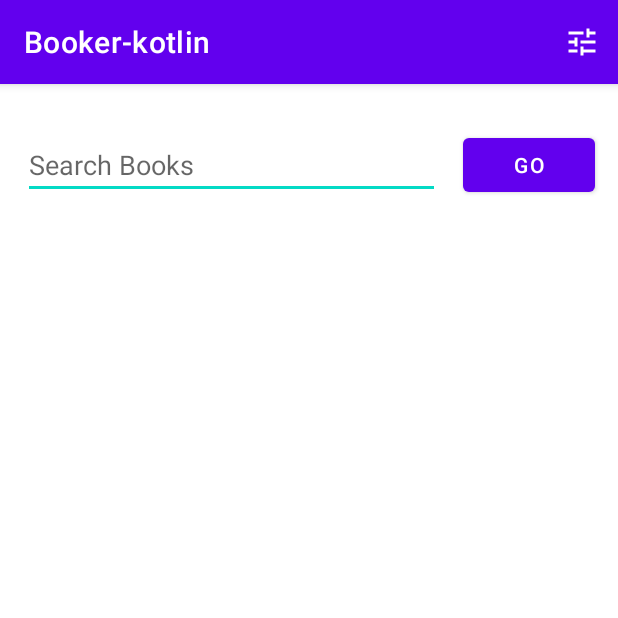
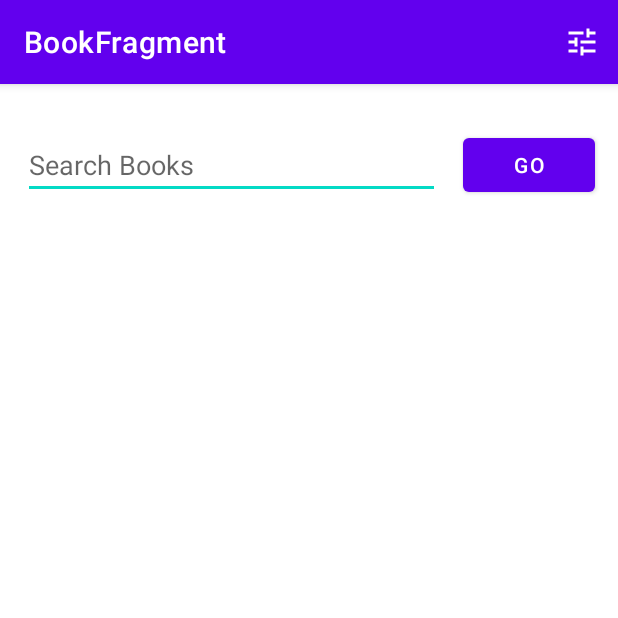
Before and after one commit to dhruvmendiratta6/Android-Projects, an Android app: the screen it shows after launch (MainActivity), on a phone screen of 412 x 824 dp, the top half of it. Run offline under Robolectric (Android 15) with nearby library versions, the phone set to English and light mode, and no system bars; our stand-ins replace Room's generated code, navigation-ui.

Commit message:
Added fragments and navigation component

```diff
--- a/Bookerkotlin/app/src/main/AndroidManifest.xml
+++ b/Bookerkotlin/app/src/main/AndroidManifest.xml
@@ -14,15 +14,14 @@
         android:theme="@style/Theme.Bookerkotlin" >
         <activity android:name=".SettingsActivity"
             android:parentActivityName=".MainActivity">
-
             <meta-data
                 android:name=".MainActivity"
                 android:value="com.example.Bookerkotlin.MainActivity" />
         </activity>
-        <activity android:name=".MainActivity" >
+        <activity android:name=".MainActivity"
+            android:launchMode="singleTop">
             <intent-filter>
                 <action android:name="android.intent.action.MAIN" />
-
                 <category android:name="android.intent.category.LAUNCHER" />
             </intent-filter>
         </activity>
--- /dev/null
+++ b/Bookerkotlin/app/src/main/java/com/example/booker_kotlin/BookFragment.kt
@@ -0,0 +1,169 @@
+package com.example.booker_kotlin
+
+import android.content.SharedPreferences
+import android.net.ConnectivityManager
+import android.net.NetworkInfo
+import android.os.Bundle
+import android.preference.PreferenceManager
+import android.util.Log
+import android.view.*
+import androidx.fragment.app.Fragment
+import android.widget.*
+import androidx.appcompat.app.AppCompatActivity
+import androidx.lifecycle.ViewModelProvider
+import androidx.navigation.findNavController
+import com.example.booker_kotlin.Database.BookDatabase
+import com.example.booker_kotlin.Database.BookDatabaseDao
+import com.example.booker_kotlin.Database.BookEntity
+import com.example.booker_kotlin.ViewModel.BookViewModel
+import com.example.booker_kotlin.ViewModel.BookViewModelFactory
+import okhttp3.HttpUrl
+
+class BookFragment : Fragment() {
+
+    private lateinit var bookListView: ListView
+    private lateinit var viewModel: BookViewModel
+    private lateinit var loadingIndicator: ProgressBar
+    private lateinit var noBooksText: TextView
+
+    override fun onCreateView(
+        inflater: LayoutInflater, container: ViewGroup?,
+        savedInstanceState: Bundle?
+    ): View? {
+
+        val view: View = inflater.inflate(R.layout.fragment_book, container, false)
+        // Inflate the layout for this fragment
+
+        val application = requireNotNull(activity).application
+
+        val bookDatabaseDao: BookDatabaseDao = BookDatabase.getInstance(application).bookDatabaseDao
+
+        val bookViewModelFactory = BookViewModelFactory(bookDatabaseDao, application)
+
+        viewModel = ViewModelProvider(this, bookViewModelFactory).get(BookViewModel::class.java)
+
+
+        viewModel.bookList.observe(viewLifecycleOwner){ bookList ->
+            setAdapter(bookList)
+//            Log.d("MainAct", "BookList is: $bookList")
+            Log.d("MainActivity", "Books from MainActivity: $bookList")
+
+        }
+
+//        viewModel.testFunc()
+
+        bookListView = view.findViewById(R.id.list) as ListView
+        val editText: EditText = view.findViewById(R.id.edit_text) as EditText
+        val goButton: Button = view.findViewById(R.id.go_button) as Button
+        loadingIndicator = view.findViewById(R.id.progress_loader) as ProgressBar
+        noBooksText = view.findViewById(R.id.no_books_text_view) as TextView
+
+        goButton.setOnClickListener(object : View.OnClickListener {
+            override fun onClick(v: View?) {
+                val name = editText.text.toString()
+                if (!name.isEmpty()) {
+                    loadingIndicator.visibility = View.VISIBLE
+                    bookListView.visibility = View.GONE
+                    noBooksText.visibility = View.GONE
+                    val isConnected = checkConnection()
+//                val stringUrl =
+//                    "https://www.googleapis.com/books/v1/volumes?q=inauthor:stephen%20hawking&maxResults=20"
+
+                    if (isConnected) {
+                        getUrl(name)
+//                    viewModel.getBooks("https://www.googleapis.com/books/v1/volumes?q=inauthor:stephen%20hawking&maxResults=20")
+                    } else {
+                        Toast.makeText(
+                            context,
+                            "Not Connected to Internet",
+                            Toast.LENGTH_LONG
+                        ).show()
+                    }
+                }
+            }
+        })
+
+        bookListView.setOnItemClickListener { parent, viewClicked, position, id ->
+            val selectedBookEntity: BookEntity = parent.getItemAtPosition(position) as BookEntity
+            Log.e("BooksFrag", "item clicked: $selectedBookEntity")
+            var title: String? = selectedBookEntity.title
+            val authors = selectedBookEntity.authors
+            val rating = selectedBookEntity.rating.toFloat()
+            val imgLink = selectedBookEntity.thumbnailImage
+//            Navigation.createNavigateOnClickListener(R.id.action_bookFragment2_to_bookDetailsFragment2)
+            view.findNavController().navigate(BookFragmentDirections
+                .actionBookFragment2ToBookDetailsFragment2(
+                    titleText = title,
+                    authorsText = authors,
+                    rating = rating,
+                    thumbnailImg = imgLink
+                )
+            )
+        }
+
+        return view
+    }
+
+    fun setAdapter(books: List<BookEntity>?) {
+        if (books == null){
+            loadingIndicator.visibility = View.GONE
+            noBooksText.visibility = View.VISIBLE
+            bookListView.visibility = View.GONE
+            return
+        }
+        val adapter1 = BookAdapter(context, 0, books)
+        val bookView = view?.findViewById<ListView>(R.id.list)
+        bookView?.adapter = adapter1
+        loadingIndicator.visibility = View.GONE
+        bookListView.visibility = View.VISIBLE
+
+    }
+
+    fun getUrl(name:String) {
+
+        val sharedPrefs: SharedPreferences =
+            PreferenceManager.getDefaultSharedPreferences(
+                context
+            )
+        val searchPref: String? = sharedPrefs.getString(
+            getString(R.string.list_pref_key),
+            getString(R.string.author_pref)
+        )
+        val httpUrlBuilder: HttpUrl.Builder = HttpUrl.Builder()
+            .scheme("https")
+            .host("www.googleapis.com")
+            .addPathSegment("books")
+            .addPathSegment("v1")
+            .addPathSegment("volumes")
+
+        when (searchPref) {
+            getString(R.string.author_pref) -> httpUrlBuilder.addEncodedQueryParameter(
+                "q",
+                "inauthor:" + name
+            )
+            getString(R.string.title_pref) -> httpUrlBuilder.addEncodedQueryParameter(
+                "q",
+                "intitle:" + name
+            )
+        }
+        val httpUrl: HttpUrl = httpUrlBuilder.build()
+
+        val stringUrl = httpUrl.toString()
+//                Log.d("MainActivity", "stringUrl = $stringUrl")
+
+        viewModel.getBooks(stringUrl)
+    }
+
+    fun checkConnection():Boolean{
+        var connected = false
+        val connectivityManager =
+            context?.getSystemService(AppCompatActivity.CONNECTIVITY_SERVICE) as ConnectivityManager
+        if (connectivityManager.getNetworkInfo(ConnectivityManager.TYPE_MOBILE)?.getState() == NetworkInfo.State.CONNECTED ||
+            connectivityManager.getNetworkInfo(ConnectivityManager.TYPE_WIFI)?.getState() == NetworkInfo.State.CONNECTED) {
+            //we are connected to a network
+            connected = true
+        }
+        return connected
+    }
+
+}
--- a/Bookerkotlin/app/src/main/java/com/example/booker_kotlin/MainActivity.kt
+++ b/Bookerkotlin/app/src/main/java/com/example/booker_kotlin/MainActivity.kt
@@ -14,6 +14,8 @@ import android.widget.*
 import androidx.appcompat.app.AppCompatActivity
 import okhttp3.HttpUrl
 import androidx.lifecycle.ViewModelProvider
+import androidx.navigation.findNavController
+import androidx.navigation.ui.NavigationUI
 import com.example.booker_kotlin.ViewModel.BookViewModel
 import com.example.booker_kotlin.ViewModel.BookViewModelFactory
 import com.example.booker_kotlin.Database.BookDatabase
@@ -21,80 +23,91 @@ import com.example.booker_kotlin.Database.BookDatabaseDao
 import com.example.booker_kotlin.Database.BookEntity
 
 class MainActivity : AppCompatActivity() {
-    private lateinit var bookListView: ListView
-    private lateinit var viewModel: BookViewModel
-    private lateinit var loadingIndicator: ProgressBar
-    private lateinit var noBooksText: TextView
+//    private lateinit var bookListView: ListView
+//    private lateinit var viewModel: BookViewModel
+//    private lateinit var loadingIndicator: ProgressBar
+//    private lateinit var noBooksText: TextView
 
     override fun onCreate(savedInstanceState: Bundle?) {
         super.onCreate(savedInstanceState)
         setContentView(R.layout.activity_main)
 
-        val application = requireNotNull(this).application
+        val navController = this.findNavController(R.id.bookFragment)
 
-        val bookDatabaseDao: BookDatabaseDao = BookDatabase.getInstance(application).bookDatabaseDao
-
-        val bookViewModelFactory = BookViewModelFactory(bookDatabaseDao, application)
-
-        viewModel = ViewModelProvider(this, bookViewModelFactory).get(BookViewModel::class.java)
+        NavigationUI.setupActionBarWithNavController(this, navController)
 
 
-        viewModel.bookList.observe(this){ bookList ->
-            setAdapter(bookList)
-//            Log.d("MainAct", "BookList is: $bookList")
-            Log.d("MainActivity", "Books from MainActivity: $bookList")
-
-        }
-
-//        viewModel.testFunc()
-
-
-        bookListView = findViewById(R.id.list) as ListView
-        val editText: EditText = findViewById(R.id.edit_text) as EditText
-        val goButton: Button = findViewById(R.id.go_button) as Button
-        loadingIndicator = findViewById(R.id.progress_loader) as ProgressBar
-        noBooksText = findViewById(R.id.no_books_text_view) as TextView
-
-        goButton.setOnClickListener(object : View.OnClickListener {
-            override fun onClick(v: View?) {
-                val name = editText.text.toString()
-                if (!name.isEmpty()) {
-                    loadingIndicator.visibility = View.VISIBLE
-                    bookListView.visibility = View.GONE
-                    noBooksText.visibility = View.GONE
-                    val isConnected = checkConnection()
-//                val stringUrl =
-//                    "https://www.googleapis.com/books/v1/volumes?q=inauthor:stephen%20hawking&maxResults=20"
-
-                    if (isConnected) {
-                        getUrl(name)
-//                    viewModel.getBooks("https://www.googleapis.com/books/v1/volumes?q=inauthor:stephen%20hawking&maxResults=20")
-                    } else {
-                        Toast.makeText(
-                            this@MainActivity,
-                            "Not Connected to Internet",
-                            Toast.LENGTH_LONG
-                        ).show()
-                    }
-                }
-            }
-        })
+//
+//        val application = requireNotNull(this).application
+//
+//        val bookDatabaseDao: BookDatabaseDao = BookDatabase.getInstance(application).bookDatabaseDao
+//
+//        val bookViewModelFactory = BookViewModelFactory(bookDatabaseDao, application)
+//
+//        viewModel = ViewModelProvider(this, bookViewModelFactory).get(BookViewModel::class.java)
+//
+//
+//        viewModel.bookList.observe(this){ bookList ->
+//            setAdapter(bookList)
+////            Log.d("MainAct", "BookList is: $bookList")
+//            Log.d("MainActivity", "Books from MainActivity: $bookList")
+//
+//        }
+//
+////        viewModel.testFunc()
+//
+//
+//        bookListView = findViewById(R.id.list) as ListView
+//        val editText: EditText = findViewById(R.id.edit_text) as EditText
+//        val goButton: Button = findViewById(R.id.go_button) as Button
+//        loadingIndicator = findViewById(R.id.progress_loader) as ProgressBar
+//        noBooksText = findViewById(R.id.no_books_text_view) as TextView
+//
+//        goButton.setOnClickListener(object : View.OnClickListener {
+//            override fun onClick(v: View?) {
+//                val name = editText.text.toString()
+//                if (!name.isEmpty()) {
+//                    loadingIndicator.visibility = View.VISIBLE
+//                    bookListView.visibility = View.GONE
+//                    noBooksText.visibility = View.GONE
+//                    val isConnected = checkConnection()
+////                val stringUrl =
+////                    "https://www.googleapis.com/books/v1/volumes?q=inauthor:stephen%20hawking&maxResults=20"
+//
+//                    if (isConnected) {
+//                        getUrl(name)
+////                    viewModel.getBooks("https://www.googleapis.com/books/v1/volumes?q=inauthor:stephen%20hawking&maxResults=20")
+//                    } else {
+//                        Toast.makeText(
+//                            this@MainActivity,
+//                            "Not Connected to Internet",
+//                            Toast.LENGTH_LONG
+//                        ).show()
+//                    }
+//                }
+//            }
+//        })
     }
 
-    fun setAdapter(books: List<BookEntity>?) {
-        if (books == null){
-            loadingIndicator.visibility = View.GONE
-            noBooksText.visibility = View.VISIBLE
-            bookListView.visibility = View.GONE
-            return
-        }
-        val adapter1 = BookAdapter(this, 0, books)
-        val bookView = findViewById<ListView>(R.id.list)
-        bookView.adapter = adapter1
-        loadingIndicator.visibility = View.GONE
-        bookListView.visibility = View.VISIBLE
+    override fun onSupportNavigateUp(): Boolean {
+        val navController = this.findNavController(R.id.bookFragment)
+        return navController.navigateUp()
+    }
 
-    }
+//    fun setAdapter(books: List<BookEntity>?) {
+//        if (books == null){
+//            loadingIndicator.visibility = View.GONE
+//            noBooksText.visibility = View.VISIBLE
+//            bookListView.visibility = View.GONE
+//            return
+//        }
+//        val adapter1 = BookAdapter(this, 0, books)
+//        val bookView = findViewById<ListView>(R.id.list)
+//        bookView.adapter = adapter1
+//        loadingIndicator.visibility = View.GONE
+//        bookListView.visibility = View.VISIBLE
+//
+//    }
 
     override fun onCreateOptionsMenu(menu: Menu?): Boolean {
         menuInflater.inflate(R.menu.main_menu, menu)
@@ -110,55 +123,55 @@ class MainActivity : AppCompatActivity() {
         }
         return super.onOptionsItemSelected(item)
     }
-
-    fun checkConnection():Boolean{
-        var connected = false
-        val connectivityManager =
-            getSystemService(CONNECTIVITY_SERVICE) as ConnectivityManager
-        if (connectivityManager.getNetworkInfo(ConnectivityManager.TYPE_MOBILE)?.getState() == NetworkInfo.State.CONNECTED ||
-            connectivityManager.getNetworkInfo(ConnectivityManager.TYPE_WIFI)?.getState() == NetworkInfo.State.CONNECTED) {
-            //we are connected to a network
-            connected = true
-        }
-        else{
-            connected = false
-        }
-        return connected
-    }
-
-    fun getUrl(name:String) {
-
-        val sharedPrefs: SharedPreferences =
-            PreferenceManager.getDefaultSharedPreferences(
-                this@MainActivity
-            )
-        val searchPref: String? = sharedPrefs.getString(
-            getString(R.string.list_pref_key),
-            getString(R.string.author_pref)
-        )
-        val httpUrlBuilder: HttpUrl.Builder = HttpUrl.Builder()
-            .scheme("https")
-            .host("www.googleapis.com")
-            .addPathSegment("books")
-            .addPathSegment("v1")
-            .addPathSegment("volumes")
-
-        when (searchPref) {
-            getString(R.string.author_pref) -> httpUrlBuilder.addEncodedQueryParameter(
-                "q",
-                "inauthor:" + name
-            )
-            getString(R.string.title_pref) -> httpUrlBuilder.addEncodedQueryParameter(
-                "q",
-                "intitle:" + name
-            )
-        }
-        val httpUrl: HttpUrl = httpUrlBuilder.build()
-
-        val stringUrl = httpUrl.toString()
-//                Log.d("MainActivity", "stringUrl = $stringUrl")
-
-        viewModel.getBooks(stringUrl)
-    }
+//
+//    fun checkConnection():Boolean{
+//        var connected = false
+//        val connectivityManager =
+//            getSystemService(CONNECTIVITY_SERVICE) as ConnectivityManager
+//        if (connectivityManager.getNetworkInfo(ConnectivityManager.TYPE_MOBILE)?.getState() == NetworkInfo.State.CONNECTED ||
+//            connectivityManager.getNetworkInfo(ConnectivityManager.TYPE_WIFI)?.getState() == NetworkInfo.State.CONNECTED) {
+//            //we are connected to a network
+//            connected = true
+//        }
+//        else{
+//            connected = false
+//        }
+//        return connected
+//    }
+//
+//    fun getUrl(name:String) {
+//
+//        val sharedPrefs: SharedPreferences =
+//            PreferenceManager.getDefaultSharedPreferences(
+//                this@MainActivity
+//            )
+//        val searchPref: String? = sharedPrefs.getString(
+//            getString(R.string.list_pref_key),
+//            getString(R.string.author_pref)
+//        )
+//        val httpUrlBuilder: HttpUrl.Builder = HttpUrl.Builder()
+//            .scheme("https")
+//            .host("www.googleapis.com")
+//            .addPathSegment("books")
+//            .addPathSegment("v1")
+//            .addPathSegment("volumes")
+//
+//        when (searchPref) {
+//            getString(R.string.author_pref) -> httpUrlBuilder.addEncodedQueryParameter(
+//                "q",
+//                "inauthor:" + name
+//            )
+//            getString(R.string.title_pref) -> httpUrlBuilder.addEncodedQueryParameter(
+//                "q",
+//                "intitle:" + name
+//            )
+//        }
+//        val httpUrl: HttpUrl = httpUrlBuilder.build()
+//
+//        val stringUrl = httpUrl.toString()
+////                Log.d("MainActivity", "stringUrl = $stringUrl")
+//
+//        viewModel.getBooks(stringUrl)
+//    }
 
 }
--- a/Bookerkotlin/app/src/main/java/com/example/booker_kotlin/Network/Book.kt
+++ b/Bookerkotlin/app/src/main/java/com/example/booker_kotlin/Network/Book.kt
@@ -12,7 +12,7 @@ data class Item(
 
 data class Book(
     val title: String,
-    val authors: List<String>,
+    val authors: List<String> = listOf(""),
     @Json(name = "averageRating") val rating: Double = -1.0,
     val imageLinks: ImageLinks? = null
 )
--- a/Bookerkotlin/app/src/main/res/layout/activity_main.xml
+++ b/Bookerkotlin/app/src/main/res/layout/activity_main.xml
@@ -3,63 +3,16 @@
     xmlns:tools="http://schemas.android.com/tools"
     android:layout_width="match_parent"
     android:layout_height="match_parent"
+    xmlns:app="http://schemas.android.com/apk/res-auto"
     android:orientation="vertical"
     tools:context=".MainActivity">
 
-    <LinearLayout
+    <fragment
+        android:id="@+id/bookFragment"
+        android:name="androidx.navigation.fragment.NavHostFragment"
         android:layout_width="match_parent"
-        android:layout_height="wrap_content"
-        android:layout_gravity="center"
-        android:layout_marginTop="30dp"
-        android:orientation="horizontal">
-
-        <EditText
-            android:id="@+id/edit_text"
-            android:layout_width="0dp"
-            android:layout_height="wrap_content"
-            android:layout_gravity="center"
-            android:layout_marginLeft="15dp"
-            android:layout_weight="3"
-            android:hint="@string/edit_text_hint"
-            android:inputType="text" />
-
-        <Button
-            android:id="@+id/go_button"
-            android:layout_width="wrap_content"
-            android:layout_height="wrap_content"
-            android:layout_marginLeft="15dp"
-            android:layout_marginRight="15dp"
-            android:text="@string/go_button_text" />
-    </LinearLayout>
-
-    <ListView
-        android:id="@+id/list"
-        android:layout_width="match_parent"
-        android:layout_height="0dp"
-        android:layout_marginTop="20dp"
-        android:layout_weight="1"
-        android:visibility="gone" />
-
-    <ProgressBar
-        android:id="@+id/progress_loader"
-        style="?android:attr/progressBarStyle"
-        android:layout_width="wrap_content"
-        android:layout_height="wrap_content"
-        android:layout_gravity="center"
-        android:layout_weight="1"
-        android:visibility="gone" />
-
-    <TextView
-        android:id="@+id/no_books_text_view"
-        android:layout_width="wrap_content"
-        android:layout_height="wrap_content"
-        android:text="Books not Found!"
-        android:textSize="20sp"
-        android:gravity="center"
-        android:layout_gravity="center"
-        android:layout_weight="1"
-        android:visibility="gone" />
-
-
+        android:layout_height="match_parent"
+        app:defaultNavHost="true"
+        app:navGraph="@navigation/main_activity_navigation" />
 
 </LinearLayout>
--- /dev/null
+++ b/Bookerkotlin/app/src/main/res/layout/fragment_book.xml
@@ -0,0 +1,63 @@
+<?xml version="1.0" encoding="utf-8"?>
+<LinearLayout xmlns:android="http://schemas.android.com/apk/res/android"
+    xmlns:tools="http://schemas.android.com/tools"
+    android:layout_width="match_parent"
+    android:layout_height="match_parent"
+    android:orientation="vertical"
+    tools:context=".MainActivity">
+
+    <LinearLayout
+        android:layout_width="match_parent"
+        android:layout_height="wrap_content"
+        android:layout_gravity="center"
+        android:layout_marginTop="30dp"
+        android:orientation="horizontal">
+
+        <EditText
+            android:id="@+id/edit_text"
+            android:layout_width="0dp"
+            android:layout_height="wrap_content"
+            android:layout_gravity="center"
+            android:layout_marginLeft="15dp"
+            android:layout_weight="3"
+            android:hint="@string/edit_text_hint"
+            android:inputType="text" />
+
+        <Button
+            android:id="@+id/go_button"
+            android:layout_width="wrap_content"
+            android:layout_height="wrap_content"
+            android:layout_marginLeft="15dp"
+            android:layout_marginRight="15dp"
+            android:text="@string/go_button_text" />
+    </LinearLayout>
+
+    <ListView
+        android:id="@+id/list"
+        android:layout_width="match_parent"
+        android:layout_height="0dp"
+        android:layout_marginTop="20dp"
+        android:layout_weight="1"
+        android:visibility="gone" />
+
+    <ProgressBar
+        android:id="@+id/progress_loader"
+        style="?android:attr/progressBarStyle"
+        android:layout_width="wrap_content"
+        android:layout_height="wrap_content"
+        android:layout_gravity="center"
+        android:layout_weight="1"
+        android:visibility="gone" />
+
+    <TextView
+        android:id="@+id/no_books_text_view"
+        android:layout_width="wrap_content"
+        android:layout_height="wrap_content"
+        android:text="Books not Found!"
+        android:textSize="20sp"
+        android:gravity="center"
+        android:layout_gravity="center"
+        android:layout_weight="1"
+        android:visibility="gone" />
+
+</LinearLayout>
--- /dev/null
+++ b/Bookerkotlin/app/src/main/res/navigation/main_activity_navigation.xml
@@ -0,0 +1,37 @@
+<?xml version="1.0" encoding="utf-8"?>
+<navigation xmlns:android="http://schemas.android.com/apk/res/android"
+    xmlns:app="http://schemas.android.com/apk/res-auto"
+    xmlns:tools="http://schemas.android.com/tools"
+    android:id="@+id/main_activity_navigation"
+    app:startDestination="@id/bookFragment2">
+    <fragment
+        android:id="@+id/bookFragment2"
+        android:name="com.example.booker_kotlin.BookFragment"
+        android:label="BookFragment" >
+        <action
+            android:id="@+id/action_bookFragment2_to_bookDetailsFragment2"
+            app:destination="@id/bookDetailsFragment"
+            app:popUpTo="@id/bookFragment2"
+            app:popUpToInclusive="false" />
+    </fragment>
+    <fragment
+        android:id="@+id/bookDetailsFragment"
+        android:name="com.example.booker_kotlin.BookDetailsFragment"
+        android:label="fragment_book_details"
+        tools:layout="@layout/fragment_book_details" >
+        <argument
+            android:name="titleText"
+            app:argType="string"
+            app:nullable="true" />
+        <argument
+            android:name="authorsText"
+            app:argType="string" />
+        <argument
+            android:name="thumbnailImg"
+            app:argType="string"
+            app:nullable="true" />
+        <argument
+            android:name="rating"
+            app:argType="float" />
+    </fragment>
+</navigation>
--- a/Bookerkotlin/app/src/main/res/values/array.xml
+++ b/Bookerkotlin/app/src/main/res/values/array.xml
@@ -1,8 +1,8 @@
 <?xml version="1.0" encoding="utf-8"?>
 <resources>
     <string-array name="list_items">
-        <item>Search by Author</item>
-        <item>Search by Title</item>
+        <item>Author</item>
+        <item>Title</item>
     </string-array>
     <string-array name="list_values">
         <item>@string/author_pref</item>
--- a/Bookerkotlin/app/src/main/res/values/strings.xml
+++ b/Bookerkotlin/app/src/main/res/values/strings.xml
@@ -6,4 +6,5 @@
     <string name="author_pref">Author</string>
     <string name="title_pref">Title</string>
     <string name="go_button_text">Go</string>
+    <string name="hello_blank_fragment">Hello blank fragment</string>
 </resources>
--- a/Bookerkotlin/build.gradle
+++ b/Bookerkotlin/build.gradle
@@ -8,6 +8,8 @@ buildscript {
     dependencies {
         classpath "com.android.tools.build:gradle:4.1.2"
         classpath "org.jetbrains.kotlin:kotlin-gradle-plugin:$kotlin_version"
+        classpath "androidx.navigation:navigation-safe-args-gradle-plugin:2.3.2"
+
 
         // NOTE: Do not place your application dependencies here; they belong
         // in the individual module build.gradle files
```
Also changed, not shown: Bookerkotlin/app/build.gradle (+11 -6 lines), Bookerkotlin/app/src/main/java/com/example/booker_kotlin/BookAdapter.kt (+10 -10 lines), Bookerkotlin/app/src/main/java/com/example/booker_kotlin/BookDetailsFragment.kt (added, +51 -0 lines), Bookerkotlin/app/src/main/res/layout/fragment_book_details.xml (added, +53 -0 lines), Bookerkotlin/app/src/main/res/xml/settings_layout.xml (+3 -4 lines), 5 other files.
